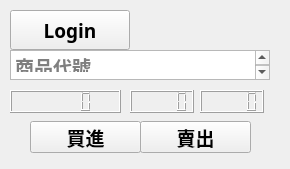
First picture: the form in src/ui/trade.ui, repository ypochien/5element, before the edit.
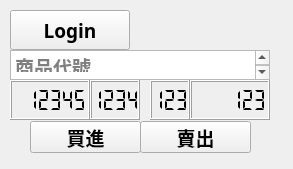
Second picture: the form after the edit.

What changed in the file:
```diff
--- a/src/ui/trade.ui
+++ b/src/ui/trade.ui
@@ -6,7 +6,7 @@
    <rect>
     <x>0</x>
     <y>0</y>
-    <width>290</width>
+    <width>293</width>
     <height>169</height>
    </rect>
   </property>
@@ -38,21 +38,59 @@
    <property name="geometry">
     <rect>
      <x>10</x>
-     <y>90</y>
-     <width>111</width>
-     <height>23</height>
+     <y>80</y>
+     <width>80</width>
+     <height>40</height>
     </rect>
    </property>
+   <property name="font">
+    <font>
+     <pointsize>18</pointsize>
+     <kerning>true</kerning>
+    </font>
+   </property>
+   <property name="smallDecimalPoint">
+    <bool>false</bool>
+   </property>
+   <property name="digitCount">
+    <number>6</number>
+   </property>
+   <property name="segmentStyle">
+    <enum>QLCDNumber::Flat</enum>
+   </property>
+   <property name="value" stdset="0">
+    <double>12345.000000000000000</double>
+   </property>
+   <property name="intValue" stdset="0">
+    <number>12345</number>
+   </property>
   </widget>
   <widget class="QLCDNumber" name="diff_price">
    <property name="geometry">
     <rect>
-     <x>130</x>
-     <y>90</y>
-     <width>64</width>
-     <height>23</height>
+     <x>90</x>
+     <y>80</y>
+     <width>50</width>
+     <height>40</height>
     </rect>
    </property>
+   <property name="font">
+    <font>
+     <pointsize>18</pointsize>
+    </font>
+   </property>
+   <property name="smallDecimalPoint">
+    <bool>false</bool>
+   </property>
+   <property name="digitCount">
+    <number>4</number>
+   </property>
+   <property name="segmentStyle">
+    <enum>QLCDNumber::Flat</enum>
+   </property>
+   <property name="intValue" stdset="0">
+    <number>1234</number>
+   </property>
   </widget>
   <widget class="QPushButton" name="login_button">
    <property name="geometry">
@@ -67,15 +105,33 @@
     <string>Login</string>
    </property>
   </widget>
-  <widget class="QLCDNumber" name="total_vol">
+  <widget class="QLCDNumber" name="tick_vol">
    <property name="geometry">
     <rect>
-     <x>200</x>
-     <y>90</y>
-     <width>64</width>
-     <height>23</height>
+     <x>150</x>
+     <y>80</y>
+     <width>40</width>
+     <height>40</height>
     </rect>
    </property>
+   <property name="font">
+    <font>
+     <pointsize>18</pointsize>
+     <kerning>true</kerning>
+    </font>
+   </property>
+   <property name="smallDecimalPoint">
+    <bool>false</bool>
+   </property>
+   <property name="digitCount">
+    <number>3</number>
+   </property>
+   <property name="segmentStyle">
+    <enum>QLCDNumber::Flat</enum>
+   </property>
+   <property name="intValue" stdset="0">
+    <number>123</number>
+   </property>
   </widget>
   <widget class="QPushButton" name="bid_button">
    <property name="geometry">
@@ -119,6 +175,34 @@
     <string>商品代號</string>
    </property>
   </widget>
+  <widget class="QLCDNumber" name="total_vol">
+   <property name="geometry">
+    <rect>
+     <x>190</x>
+     <y>80</y>
+     <width>80</width>
+     <height>40</height>
+    </rect>
+   </property>
+   <property name="font">
+    <font>
+     <pointsize>18</pointsize>
+     <kerning>true</kerning>
+    </font>
+   </property>
+   <property name="smallDecimalPoint">
+    <bool>false</bool>
+   </property>
+   <property name="digitCount">
+    <number>6</number>
+   </property>
+   <property name="segmentStyle">
+    <enum>QLCDNumber::Flat</enum>
+   </property>
+   <property name="intValue" stdset="0">
+    <number>123</number>
+   </property>
+  </widget>
  </widget>
  <resources/>
  <connections/>
```
